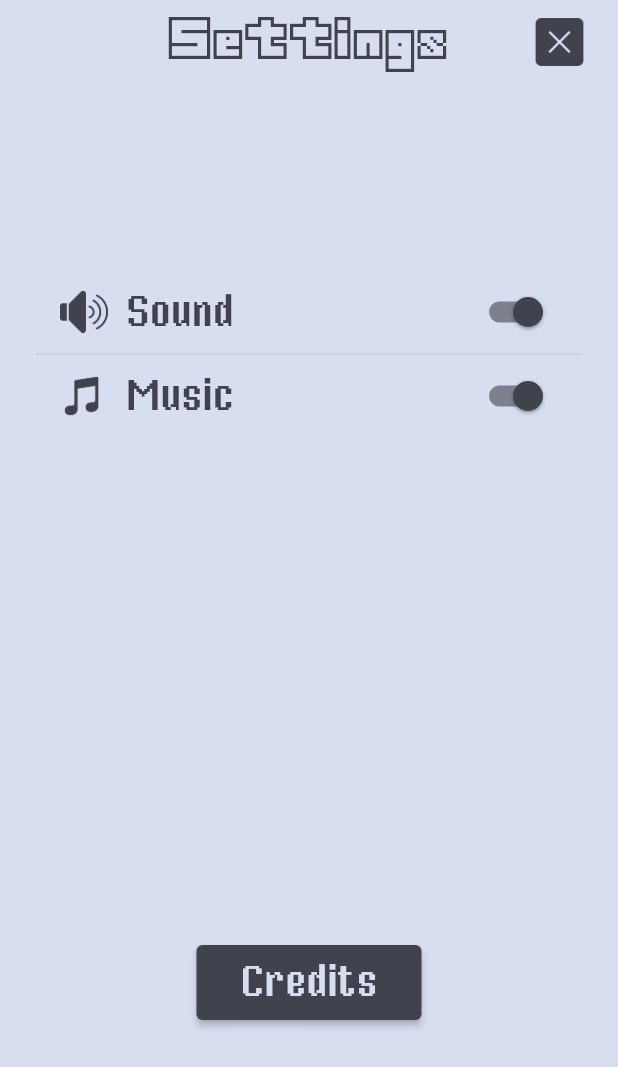
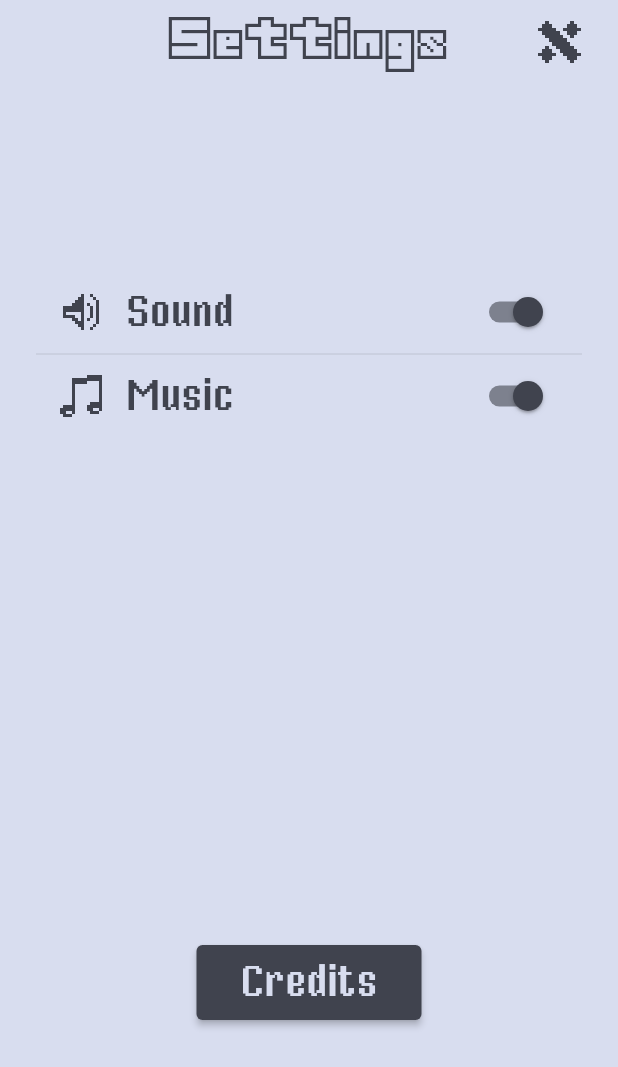
Before and after one commit to eterkit/bit-swap, a Flutter app: the SettingsScreen screen opened by its route, on a phone screen of 412 x 824 dp. Shown: the top 1067 px of the screen. Run offline on Flutter 3.47's test engine with Material 2 defaults, Android fonts, the phone set to English and light mode, and no system bars; our stand-ins replace bloc, equatable, flutter_bloc, go_router, shared_preferences; missing offline and left inert: flame, flame_bloc, flame_forge2d; accounts and stored records are empty.

Commit message:
feat: Replaced icons to pixel art ones

```diff
--- a/credits.txt
+++ b/credits.txt
@@ -11,5 +11,5 @@ https://www.1001fonts.com/vtf-misterpixel-font.html
 
 Images:
 
-Icon buttons (Free for commercial after crediting): https://icons8.com
+Icon: Artwork created by @vectorpixelstar https://vectorpixelstar.itch.io/1-bit-16px-icons-part-1 https://vectorpixelstar.itch.io/1-bit-icons-part-2
 Obstacles (CC0): https://kenney.nl
--- a/lib/src/configuration/game_assets.dart
+++ b/lib/src/configuration/game_assets.dart
@@ -11,8 +11,6 @@ abstract class GameSprites {
   ];
 }
 
-// TODO: Switch to pixel art icons.
-
 /// Picked value from [GameIcons] returns the path to the game sprite asset.
 abstract class GameIcons {
   static const String close = 'assets/images/icons/close.png';
@@ -20,20 +18,24 @@ abstract class GameIcons {
   static const String pause = 'assets/images/icons/pause.png';
   static const String play = 'assets/images/icons/play.png';
   static const String home = 'assets/images/icons/home.png';
+  static const String replay = 'assets/images/icons/replay.png';
   static const String musicOn = 'assets/images/icons/music_on.png';
   static const String musicOff = 'assets/images/icons/music_off.png';
   static const String soundOn = 'assets/images/icons/sound_on.png';
   static const String soundOff = 'assets/images/icons/sound_off.png';
+  static const String leaderboard = 'assets/images/icons/leaderboard.png';
 
   static const List<String> iconsToPreload = [
     close,
     settings,
     pause,
     play,
+    replay,
     home,
     musicOn,
     musicOff,
     soundOn,
     soundOff,
+    leaderboard,
   ];
 }
--- a/lib/src/screens/game/widgets/game_over_menu.dart
+++ b/lib/src/screens/game/widgets/game_over_menu.dart
@@ -54,7 +54,7 @@ class GameOverMenu extends StatelessWidget {
               ),
               const HorizontalSpacer(40),
               GameIconButton.image(
-                path: GameIcons.play,
+                path: GameIcons.replay,
                 color: Theme.of(context).colorScheme.secondary,
                 size: GameSizes.menuOverlayIconButtonSize,
                 onPressed: () async {
--- a/lib/src/screens/settings/settings.dart
+++ b/lib/src/screens/settings/settings.dart
@@ -55,6 +55,9 @@ class SettingsScreen extends StatelessWidget {
 
   Widget _buildSettingsList(BuildContext context) {
     final strings = L10n.of(context);
+    final isMusicOn = context.watch<SettingsCubit>().state.isMusicOn;
+    final isSoundOn = context.watch<SettingsCubit>().state.isSoundOn;
+
     return Center(
       child: ConstrainedBox(
         constraints: BoxConstraints(
@@ -68,15 +71,15 @@ class SettingsScreen extends StatelessWidget {
             tiles: [
               SettingsOptionWidget(
                 label: SettingsOption.sound.name(strings),
-                iconPath: SettingsOption.sound.iconPath(isEnabled: true),
-                value: context.watch<SettingsCubit>().state.isSoundOn,
+                iconPath: SettingsOption.sound.iconPath(isEnabled: isSoundOn),
+                value: isSoundOn,
                 onChanged: (value) =>
                     context.read<SettingsCubit>().toggleSound(),
               ),
               SettingsOptionWidget(
                 label: SettingsOption.music.name(strings),
-                iconPath: SettingsOption.music.iconPath(isEnabled: true),
-                value: context.watch<SettingsCubit>().state.isMusicOn,
+                iconPath: SettingsOption.music.iconPath(isEnabled: isMusicOn),
+                value: isMusicOn,
                 onChanged: (value) =>
                     context.read<SettingsCubit>().toggleMusic(),
               ),
--- a/lib/src/screens/settings/widgets/settings_option.dart
+++ b/lib/src/screens/settings/widgets/settings_option.dart
@@ -26,6 +26,8 @@ class SettingsOptionWidget extends StatelessWidget {
             iconPath,
             width: GameSizes.settingsOptionIconSize,
             height: GameSizes.settingsOptionIconSize,
+            fit: BoxFit.cover,
+            filterQuality: FilterQuality.none,
             color: GameColors.charcoal,
           ),
           const HorizontalSpacer(GameSpacers.small),
--- a/lib/src/widgets/game_icon_button.dart
+++ b/lib/src/widgets/game_icon_button.dart
@@ -38,8 +38,21 @@ class GameIconButton extends StatelessWidget {
 
   Widget _buildIcon() {
     final path = this.path;
-    if (path != null) return Image.asset(path, color: color);
+    if (path != null) {
+      return Image.asset(
+        path,
+        color: color,
+        width: size,
+        height: size,
+        fit: BoxFit.cover,
+        filterQuality: FilterQuality.none,
+      );
+    }
 
-    return Icon(iconData, color: color, size: size);
+    return Icon(
+      iconData,
+      color: color,
+      size: size,
+    );
   }
 }
```
Also changed, not shown: assets/images/icons/close.png, assets/images/icons/home.png, assets/images/icons/leaderboard.png (added), assets/images/icons/music_off.png, assets/images/icons/music_on.png, assets/images/icons/pause.png, assets/images/icons/play.png, assets/images/icons/replay.png (added), assets/images/icons/settings.png, assets/images/icons/sound_off.png, assets/images/icons/sound_on.png, 1 other file.
